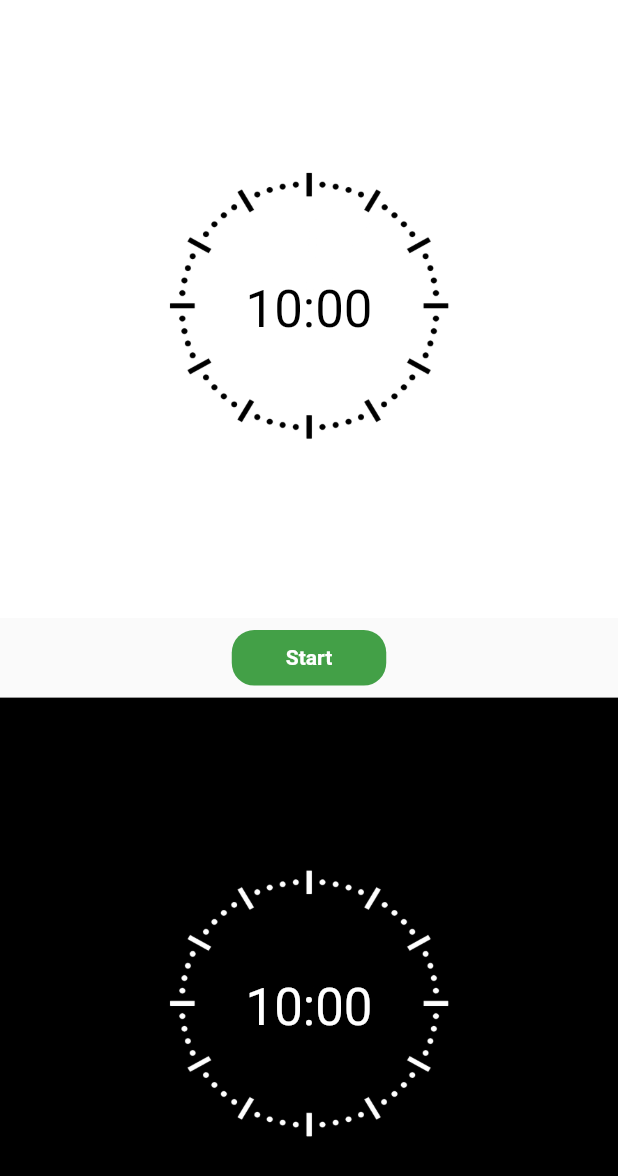
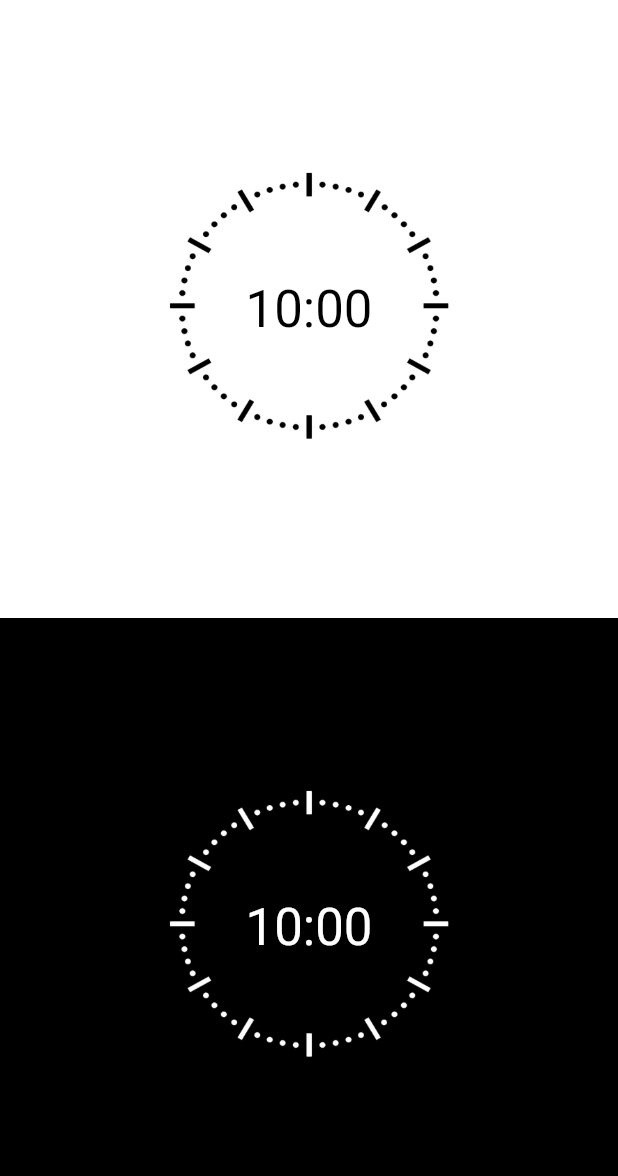
Before and after one commit to MFY2000/Chess-Clock-App, a Flutter app: the screen it shows after launch, on a phone screen of 412 x 824 dp. Shown: the top 1176 px of the screen. Run offline on Flutter 3.47's test engine with Material 2 defaults, Android fonts, the phone set to English and light mode, and no system bars; Roboto replaces fonts that are missing (Times New Roman).

Commit message:
MFY auto commit at 15/11/2021 08:26:25

```diff
--- a/lib/main.dart
+++ b/lib/main.dart
@@ -1,4 +1,4 @@
-// ignore_for_file: prefer_const_constructors
+// ignore_for_file: prefer_const_constructors, deprecated_member_use
 
 import 'package:chesss_watch/ChessTimer.dart';
 import 'package:chesss_watch/Custom/ClockCard.dart';
@@ -57,8 +57,10 @@ class _MyHomePageState extends State<MyHomePage> {
     width = MediaQuery.of(context).size.width;
 
     return Scaffold(
-      body: Column(
+      body: Stack(
+        overflow: Overflow.visible,
         children: <Widget>[
+          Column(children: [
             ClockCard(
               chessSide: ChessBoard[1],
               start: start == 0,
@@ -66,41 +68,14 @@ class _MyHomePageState extends State<MyHomePage> {
               onTapClock: onTapStart,
               progressTextCountDirection: _progressTextCountDirection,
             ),
-
-          Positioned(
-            top: 30,
-            right: 20,
-            height: (height * 0.045),
-            width: (width * 0.25),
-            child: TextButton(
-              onPressed: toChangeState,
-              child: Container(
-                height: (height * 0.045),
-                width: (width * 0.25),
-                decoration: BoxDecoration(
-                  borderRadius: BorderRadius.circular(15),
-                  color: startButton ? Colors.green[600] : Colors.red,
-                ),
-                alignment: Alignment.center,
-                child: Text(
-                  startButton ? 'Start' : "Stop",
-                  style: TextStyle(
-                    fontFamily: 'Times New Roman',
-                    color: Color(0xffffffff),
-                    fontWeight: FontWeight.bold,
-                  ),
-                ),
-              ),
-            ),
-          ),
-
             ClockCard(
               chessSide: ChessBoard[0],
               start: start == 1,
               timerStyle: _timerStyle,
               onTapClock: onTapStart,
               progressTextCountDirection: _progressTextCountDirection,
-          ),
+            )
+          ]),
         ],
       ),
     );
```
Lines whose indentation alone changed are shown as unchanged.
